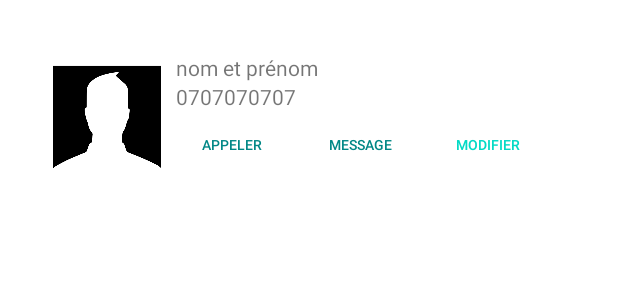
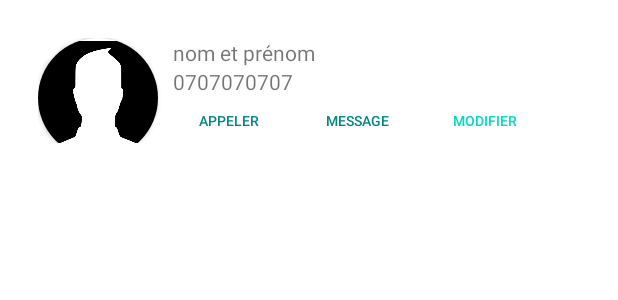
Before and after one commit to nabilesall/contacts, an Android app: the layout adapter_contact.xml on its own in the app's theme, with its tools: preview values and no code run, on a phone screen of 412 x 824 dp. Shown: the top 300 px of the screen. Run offline under Robolectric (Android 15) with nearby library versions, the phone set to English and light mode, and no system bars.

Commit message:
Design de adapter contact en cardview.optimisation de la liste view

```diff
--- a/app/src/main/res/layout/adapter_contact.xml
+++ b/app/src/main/res/layout/adapter_contact.xml
@@ -3,23 +3,30 @@
     xmlns:app="http://schemas.android.com/apk/res-auto"
     xmlns:tools="http://schemas.android.com/tools"
     android:layout_width="match_parent"
-    android:layout_height="105dp"
-    android:layout_margin="25dp"
+    android:layout_height="90dp"
+    android:layout_margin="15dp"
     android:orientation="horizontal"
     android:padding="10dp">
 
+    <androidx.cardview.widget.CardView
+        android:layout_width="80dp"
+        android:layout_height="80dp"
+        app:cardCornerRadius="100dp">
+
         <ImageView
             android:id="@+id/photo_contact"
-        android:layout_width="72dp"
+            android:layout_width="80dp"
             android:layout_height="match_parent"
             android:layout_marginEnd="10dp"
             android:contentDescription="@string/photo_de_profil"
             android:src="@drawable/homme" />
+    </androidx.cardview.widget.CardView>
+
 
     <RelativeLayout
         android:layout_width="256dp"
-        android:layout_height="86dp"
-        android:layout_marginEnd="15dp">
+        android:layout_height="wrap_content"
+        android:layout_marginStart="10dp">
 
         <TextView
             android:id="@+id/nom_contact"
@@ -36,7 +43,7 @@
 
         <LinearLayout
             android:layout_width="match_parent"
-            android:layout_height="match_parent"
+            android:layout_height="30dp"
             android:layout_below="@+id/telephone_contact">
 
             <Button
--- a/app/src/main/res/values/dimensions.xml
+++ b/app/src/main/res/values/dimensions.xml
@@ -1,6 +1,6 @@
 <?xml version="1.0" encoding="utf-8"?>
 <resources>
     <dimen name="width_btn">75dp</dimen>
-    <dimen name="height_btn">45dp</dimen>
+    <dimen name="height_btn">30dp</dimen>
     <dimen name="text_size_btn">9sp</dimen>
 </resources>
```
Also changed, not shown: app/src/main/res/layout/first_activity.xml (+11 -12 lines). Lines whose indentation alone changed are shown as unchanged.
